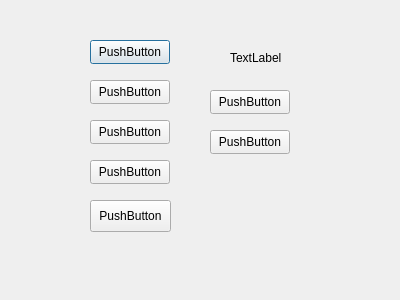
This is librarianaccountpage.ui in cameron001/cs100_finalproject as Qt 5 draws it before an edit. The edited form follows.
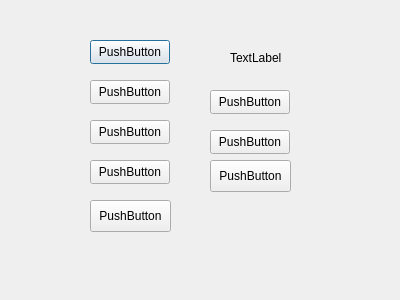
This is the edited form.

Commit message: factory class small update

Patch:
```diff
--- a/librarianaccountpage.ui
+++ b/librarianaccountpage.ui
@@ -117,6 +117,21 @@
     <string>PushButton</string>
    </property>
   </widget>
+
+  <widget class="QPushButton" name="searchByISBNButton">
+   <property name="geometry">
+    <rect>
+     <x>210</x>
+     <y>160</y>
+     <width>81</width>
+     <height>32</height>
+    </rect>
+   </property>
+   <property name="text">
+    <string>PushButton</string>
+   </property>
+  </widget>
+
  </widget>
  <resources/>
  <connections/>
```
The commit also changes 4 other files.
